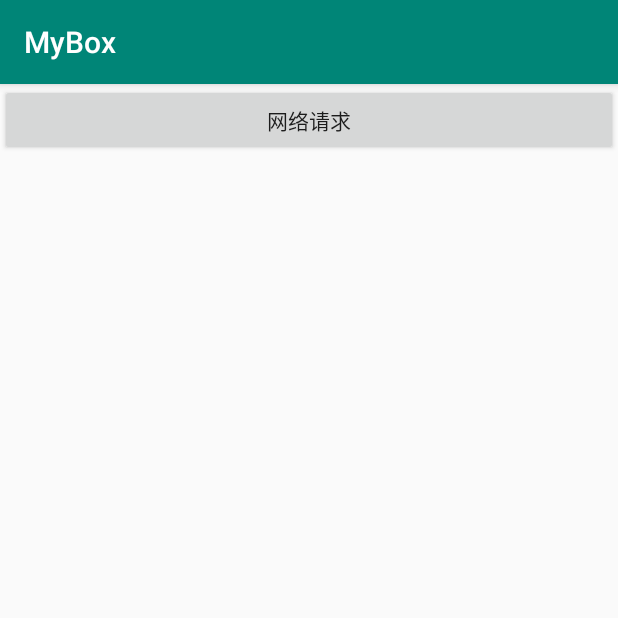
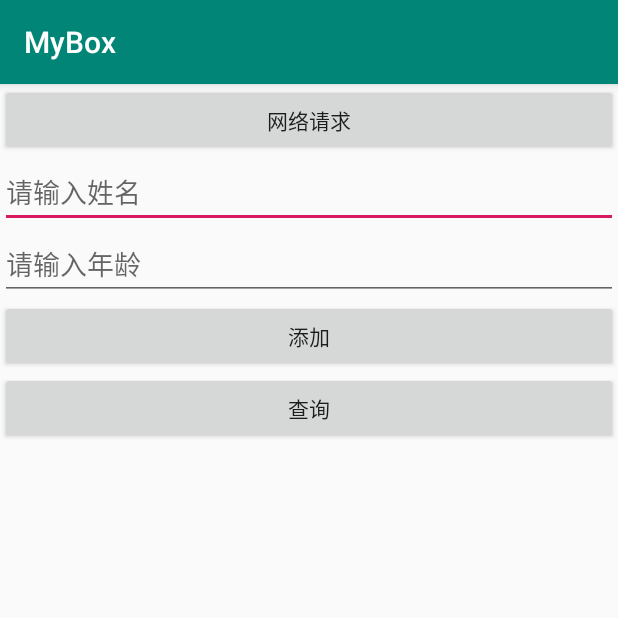
Before and after one commit to wlDayDayUp/MyBox, an Android app: the screen it shows after launch (MainActivity), on a phone screen of 412 x 824 dp, the top half of it. Run offline under Robolectric (Android 15) with nearby library versions, the phone set to English and light mode, and no system bars; our stand-ins replace RxJava; libraries missing offline, so code that uses them is left out: com.blankj.utilcode, rxhttp.wrapper.param; 3 statements that could not run were skipped.

```diff
--- a/app/build.gradle
+++ b/app/build.gradle
@@ -41,4 +41,6 @@ dependencies {
     kapt 'com.rxjava.rxhttp:rxhttp-compiler:1.2.1'  //注解处理器，生成RxHttp类
 
     implementation project(path: ':library')
+
+    debugImplementation 'com.amitshekhar.android:debug-db:1.0.0'
 }
--- /dev/null
+++ b/app/src/main/java/com/wl1217/mybox/bean/User.kt
@@ -0,0 +1,6 @@
+package com.wl1217.mybox.bean
+
+data class User(
+    val name: String,
+    val age: Int
+)
--- /dev/null
+++ b/app/src/main/java/com/wl1217/mybox/db/MyDbHelper.kt
@@ -0,0 +1,31 @@
+package com.wl1217.mybox.db
+
+import android.content.Context
+import android.database.DatabaseErrorHandler
+import android.database.sqlite.SQLiteDatabase
+import android.database.sqlite.SQLiteOpenHelper
+
+class MyDbHelper(context: Context) : SQLiteOpenHelper(context, "test.db", null, 1) {
+
+    companion object {
+        const val CREATE_TABLE_USER =
+            "CREATE TABLE IF NOT EXISTS user ( " +
+                    "person_id INTEGER primary key autoincrement, " +
+                    "name VARCHAR(32), " +
+                    "age INTEGER" +
+                    ")"
+    }
+
+    override fun onCreate(db: SQLiteDatabase?) {
+        db?.execSQL(CREATE_TABLE_USER)
+    }
+
+    override fun onUpgrade(db: SQLiteDatabase?, oldVersion: Int, newVersion: Int) {
+        if (newVersion > oldVersion) {
+            db?.execSQL(
+                "Alter table user ADD phone VARCHAR(11)"
+            )
+        }
+    }
+
+}
--- a/app/src/main/res/layout/activity_main.xml
+++ b/app/src/main/res/layout/activity_main.xml
@@ -4,6 +4,7 @@
     xmlns:tools="http://schemas.android.com/tools"
     android:layout_width="match_parent"
     android:layout_height="match_parent"
+    android:orientation="vertical"
     tools:context=".MainActivity">
 
     <Button
@@ -12,4 +13,35 @@
         android:layout_height="wrap_content"
         android:text="网络请求" />
 
+
+    <EditText
+        android:id="@+id/nameEt"
+        android:layout_width="match_parent"
+        android:layout_height="wrap_content"
+        android:hint="请输入姓名" />
+
+    <EditText
+        android:id="@+id/ageEt"
+        android:layout_width="match_parent"
+        android:layout_height="wrap_content"
+        android:hint="请输入年龄"
+        android:inputType="number" />
+
+    <Button
+        android:id="@+id/addBt"
+        android:layout_width="match_parent"
+        android:layout_height="wrap_content"
+        android:text="添加" />
+
+    <Button
+        android:id="@+id/queryAllBt"
+        android:layout_width="match_parent"
+        android:layout_height="wrap_content"
+        android:text="查询" />
+
+    <TextView
+        android:id="@+id/resultTv"
+        android:layout_width="match_parent"
+        android:layout_height="match_parent" />
+
 </LinearLayout>
```
Also changed, not shown: app/src/main/java/com/wl1217/mybox/MainActivity.kt (+54 -2 lines), app/src/main/java/com/wl1217/mybox/db/UserDao.kt (added, +78 -0 lines).
